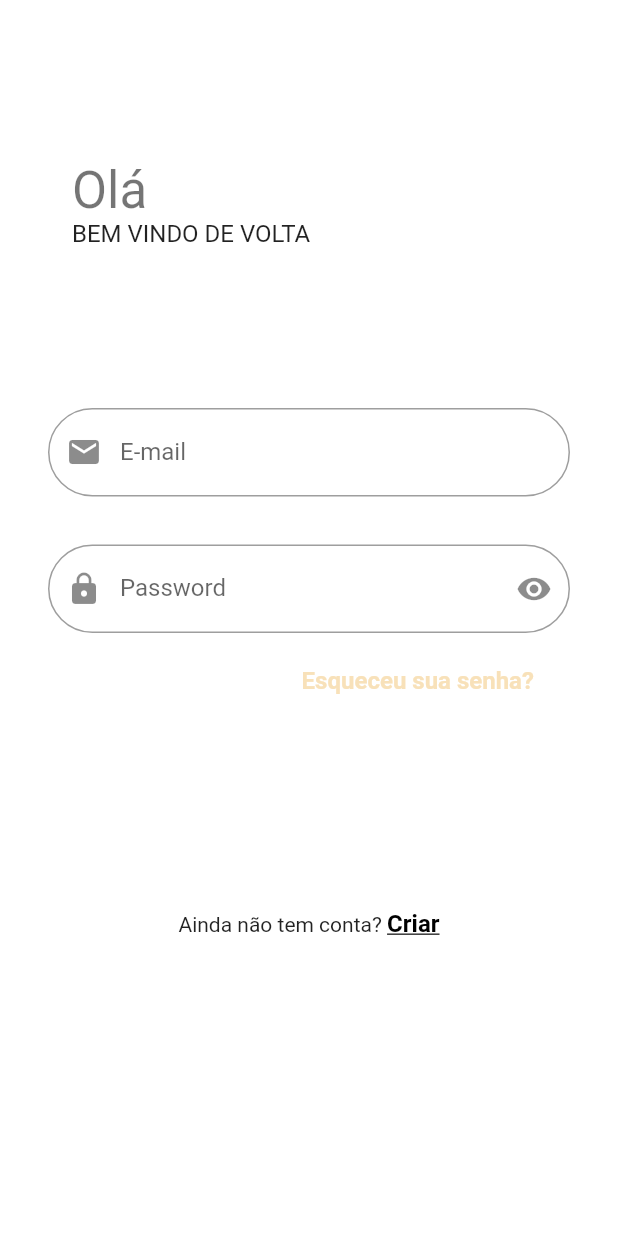
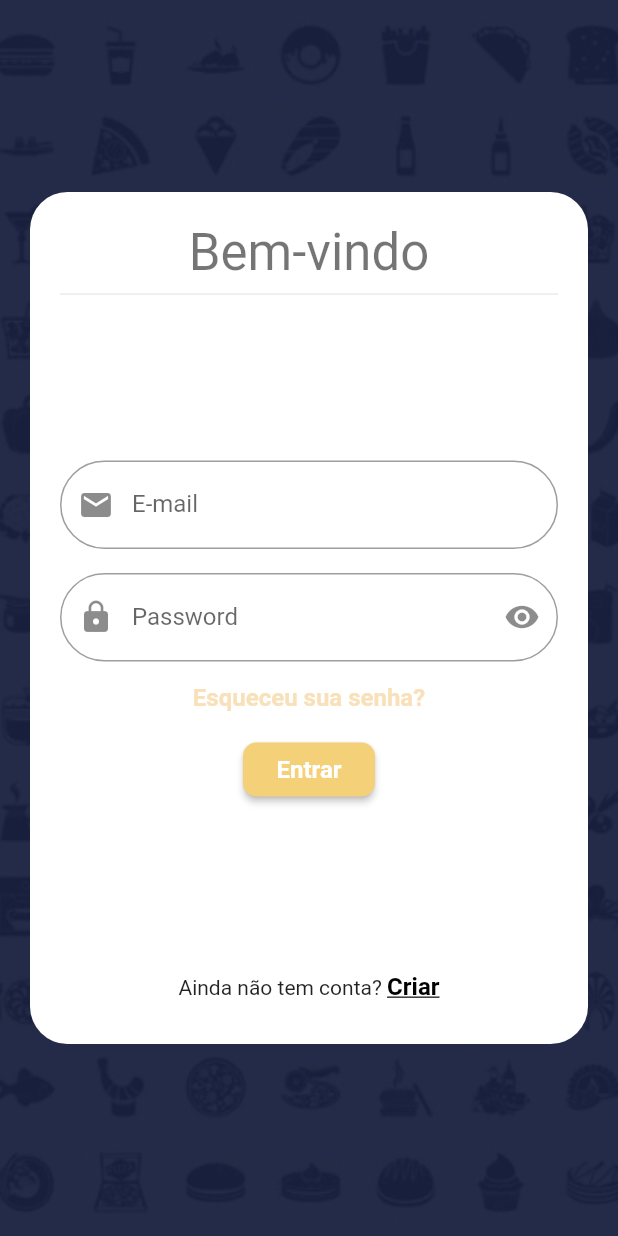
Before and after one commit to cl0v/nutri, a Flutter app: the screen it shows after launch, on a phone screen of 412 x 824 dp. Run offline on Flutter 3.47's test engine with Material 2 defaults, Android fonts, the phone set to English and light mode, and no system bars; our stand-ins replace carousel_slider, get; accounts and stored records are empty.

Commit message:
Login View design done
Login View design done(need to choose login button color)

```diff
--- a/lib/app/modules/login/controllers/login_controller.dart
+++ b/lib/app/modules/login/controllers/login_controller.dart
@@ -1,15 +1,22 @@
+import 'package:flutter/material.dart';
 import 'package:get/get.dart';
 import 'package:nutri/app/routes/app_pages.dart';
 
 class LoginController extends GetxController {
+
+  TextEditingController emailController = TextEditingController();
+  TextEditingController passwordController = TextEditingController();
+
   void onCreateAccountPressed() {
     Get.toNamed(Routes.REGISTER);
   }
 
   void onForgetPasswordPressed() {
+    //TODO: Implement forget password btn
   }
 
   void onEnterPressed() {
+    //TODO: Implement enter btn
     Get.offAllNamed(Routes.HOME);
   }
 }
--- a/lib/app/modules/login/views/login_view.dart
+++ b/lib/app/modules/login/views/login_view.dart
@@ -1,55 +1,43 @@
 import 'package:flutter/material.dart';
 import 'package:get/get.dart';
 import 'package:nutri/app/modules/login/controllers/login_controller.dart';
+import 'package:nutri/constants.dart';
 
 class LoginView extends GetView<LoginController> {
   @override
   Widget build(BuildContext context) {
     return Scaffold(
-      backgroundColor: Colors.white,
       body: Stack(
         children: [
-          // Image.asset(
-          //   'assets/Profile.jpg',
-          //   fit: BoxFit.fill,
-          // ),
-          ListView(
-            children: [
           Container(
-                // decoration: BoxDecoration(
-                //   gradient: LinearGradient(
-                //     colors: [Color.fromRGBO(242, 196, 117, 1), Colors.white],
-                //     begin: Alignment.topCenter,
-                //     end: Alignment.bottomCenter,
-                //   ),
-                // ),
-                height: 240,
-                padding: EdgeInsets.all(48),
-                child: Column(
-                  mainAxisAlignment: MainAxisAlignment.center,
-                  crossAxisAlignment: CrossAxisAlignment.start,
-                  children: [
-                    SizedBox(
-                      height: 32,
-                    ),
-                    Text(
-                      'Olá',
-                      style: Get.theme.textTheme.headline4,
-                    ),
-                    Text(
-                      'BEM VINDO DE VOLTA',
-                      style: Get.theme.textTheme.subtitle1,
-                    ),
-                  ],
+            height: double.infinity,
+            width: double.infinity,
+            child: Image.asset(
+              'assets/Profile.jpg',
+              fit: BoxFit.cover,
             ),
           ),
           SafeArea(
-                minimum: EdgeInsets.all(32),
+            minimum: EdgeInsets.symmetric(vertical: 128),
             child: Center(
+              child: Container(
+                margin: EdgeInsets.symmetric(horizontal: kDefaultPadding),
+                padding: EdgeInsets.all(kDefaultPadding),
+                decoration: BoxDecoration(
+                  color: Colors.white,
+                  borderRadius: BorderRadius.circular(25),
+                ),
                 child: Column(
                   children: [
+                    Text(
+                      'Bem-vindo',
+                      style: Get.theme.textTheme.headline4,
+                    ),
+                    Divider(),
+                    Spacer(),
                     TextField(
                       keyboardType: TextInputType.emailAddress,
+                      controller: controller.emailController,
                       decoration: InputDecoration(
                         prefixIcon: Icon(Icons.email),
                         hintText: 'E-mail',
@@ -61,8 +49,11 @@ class LoginView extends GetView<LoginController> {
                         ),
                       ),
                     ),
-                      SizedBox(height: 32),
+                    SizedBox(
+                      height: 16,
+                    ),
                     TextField(
+                      controller: controller.passwordController,
                       decoration: InputDecoration(
                         prefixIcon: Icon(Icons.lock),
                         suffixIcon: Icon(Icons.remove_red_eye),
@@ -75,11 +66,7 @@ class LoginView extends GetView<LoginController> {
                         ),
                       ),
                     ),
-                      SizedBox(
-                        height: 8,
-                      ),
-                      Align(
-                        child: FlatButton(
+                    FlatButton(
                       onPressed: controller.onForgetPasswordPressed,
                       child: Text(
                         'Esqueceu sua senha?',
@@ -88,30 +75,13 @@ class LoginView extends GetView<LoginController> {
                         ),
                       ),
                     ),
-                        alignment: Alignment(0.9, 0),
+                    RaisedButton(
+                      //TODO: Modificar o botao de login
+                      onPressed: controller.onEnterPressed,
+                      child: Text('Entrar'),
                     ),
-                      SizedBox(
-                        height: 32,
-                      ),
-                      FlatButton(
-                        onPressed: controller.onEnterPressed,
-                        child: Row(
-                          mainAxisAlignment: MainAxisAlignment.end,
-                          children: [
-                            Text(
-                              'Entrar',
-                              style: TextStyle(
-                                fontSize: 32,
-                              ),
-                            ),
-                            Icon(
-                              Icons.check,
-                              size: 32,
-                            ),
-                          ],
-                        ),
-                      ),
-                      SizedBox(height: 40),
+
+                    Spacer(),
                     Row(
                       mainAxisAlignment: MainAxisAlignment.center,
                       mainAxisSize: MainAxisSize.min,
@@ -136,12 +106,10 @@ class LoginView extends GetView<LoginController> {
                         ),
                       ],
                     )
-
                   ],
                 ),
               ),
             ),
-            ],
           ),
         ],
       ),
--- a/lib/app/modules/questions/views/questions_view.dart
+++ b/lib/app/modules/questions/views/questions_view.dart
@@ -16,7 +16,7 @@ class QuestionsView extends GetView<QuestionsController> {
         elevation: 0,
         actions: [
           FlatButton(
-              onPressed: controller.onSkipPressed,
+              onPressed: controller.onSkipPressed(),
               child: Text('Pular'))
         ],
       ),
--- a/lib/app/routes/app_pages.dart
+++ b/lib/app/routes/app_pages.dart
@@ -18,7 +18,7 @@ import 'package:nutri/app/modules/splash/views/splash_view.dart';
 part 'app_routes.dart';
 
 class AppPages {
-  static const INITIAL = Routes.SPLASH;
+  static const INITIAL = Routes.LOGIN;
 
   static final routes = [
     GetPage(
```
Lines whose indentation alone changed are shown as unchanged.
